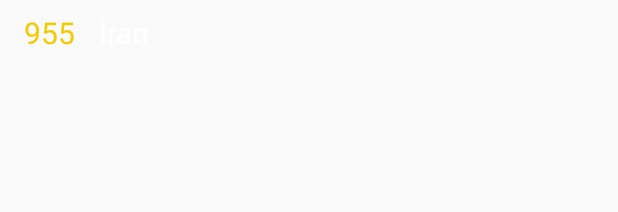
After one commit to mahboobehjami-sh-a/COVID19, an Android app: the layout item_list_covid_country.xml on its own in the app's theme, with its tools: preview values and no code run, on a phone screen of 412 x 824 dp. The commit adds this screen. Shown: the top 212 px of the screen. Run offline under Robolectric (Android 15) with nearby library versions, the phone set to English and light mode, and no system bars; network calls fail.

Commit message:
step three

```diff
--- a/app/src/main/AndroidManifest.xml
+++ b/app/src/main/AndroidManifest.xml
@@ -1,6 +1,7 @@
 <?xml version="1.0" encoding="utf-8"?>
 <manifest xmlns:android="http://schemas.android.com/apk/res/android"
     package="com.example.covid19">
+    <uses-permission android:name="android.permission.INTERNET"/>
 
     <application
         android:allowBackup="true"
--- /dev/null
+++ b/app/src/main/res/layout/item_list_covid_country.xml
@@ -0,0 +1,32 @@
+<?xml version="1.0" encoding="utf-8"?>
+<RelativeLayout
+    xmlns:android="http://schemas.android.com/apk/res/android"
+    android:layout_width="match_parent"
+    android:layout_height="match_parent"
+    xmlns:tools="http://schemas.android.com/tools"
+    android:paddingLeft="16dp"
+    android:paddingRight="16dp"
+    android:paddingTop="8dp">
+    <LinearLayout
+        android:layout_width="wrap_content"
+        android:layout_height="wrap_content"
+        android:orientation="horizontal">
+        <TextView
+            android:layout_width="wrap_content"
+            android:layout_height="wrap_content"
+            android:id="@+id/tvTotalCases"
+            tools:text="955"
+            style="@style/LabelFontStyle"
+            android:textColor="@color/colorTotalConfirmed"
+            android:textSize="20sp" />
+        <TextView
+            android:layout_width="wrap_content"
+            android:layout_height="wrap_content"
+            android:id="@+id/tvCountryName"
+            tools:text="Iran"
+            android:layout_marginLeft="16dp"
+            style="@style/LabelFontStyle"
+            android:textColor="#fff"
+            android:textSize="20sp" />
+    </LinearLayout>
+</RelativeLayout>
--- a/app/src/main/res/navigation/mobile_navigation.xml
+++ b/app/src/main/res/navigation/mobile_navigation.xml
@@ -13,7 +13,7 @@
 
     <fragment
         android:id="@+id/navigation_dashboard"
-        android:name="com.example.covid19.ui.dashboard.DashboardFragment"
+        android:name="com.example.covid19.ui.country.CountryFragment"
         android:label="@string/title_country"
         tools:layout="@layout/fragment_country" />
 
```
Also changed, not shown: app/src/main/java/com/example/covid19/MainActivity.java (+9 -15 lines), app/src/main/java/com/example/covid19/ui/country/CountryFragment.java (added, +96 -0 lines), app/src/main/java/com/example/covid19/ui/country/CovidCountry.java (added, +18 -0 lines), app/src/main/java/com/example/covid19/ui/country/CovidCountryAdapter.java (added, +49 -0 lines), app/src/main/java/com/example/covid19/ui/dashboard/DashboardFragment.java (deleted, +0 -35 lines), app/src/main/java/com/example/covid19/ui/dashboard/DashboardViewModel.java (deleted, +0 -19 lines), app/src/main/java/com/example/covid19/ui/home/HomeFragment.java (+55 -8 lines), app/src/main/java/com/example/covid19/ui/home/HomeViewModel.java (deleted, +0 -19 lines), app/src/main/java/com/example/covid19/ui/notifications/NotificationsFragment.java (deleted, +0 -35 lines), app/src/main/java/com/example/covid19/ui/notifications/NotificationsViewModel.java (deleted, +0 -19 lines), app/src/main/res/font/arimo.ttf (added).
